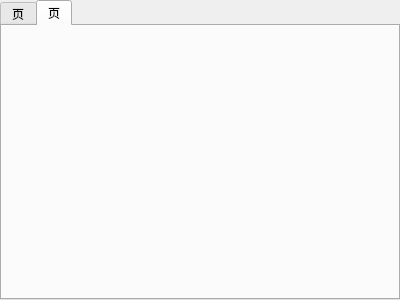
First picture: the form in option/option.ui, repository zsyf452/DictionaryBarrage, before the edit.
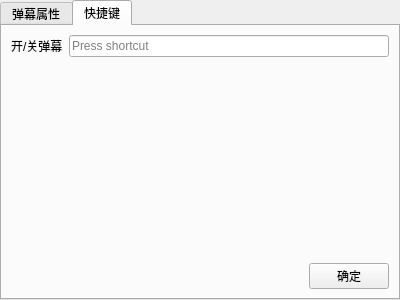
Second picture: the form after the edit. The open tabs and pages were chosen to show the change.

Commit message: 弹幕设置完善，快捷键设置选项更新

```diff
--- a/option/option.ui
+++ b/option/option.ui
@@ -18,7 +18,7 @@
   </property>
   <widget class="QWidget" name="bulletChatOption">
    <attribute name="title">
-    <string>页</string>
+    <string>弹幕属性</string>
    </attribute>
    <layout class="QFormLayout" name="formLayout">
     <item row="1" column="0">
@@ -86,8 +86,57 @@
   </widget>
   <widget class="QWidget" name="tab">
    <attribute name="title">
-    <string>页</string>
+    <string>快捷键</string>
    </attribute>
+   <layout class="QFormLayout" name="formLayout_2">
+    <item row="0" column="0">
+     <widget class="QLabel" name="enableBarrage">
+      <property name="text">
+       <string>开/关弹幕</string>
+      </property>
+     </widget>
+    </item>
+    <item row="0" column="1">
+     <widget class="QKeySequenceEdit" name="enableBarrageKeySquenceEdit"/>
+    </item>
+    <item row="2" column="1">
+     <layout class="QHBoxLayout" name="horizontalLayout_2">
+      <item>
+       <spacer name="horizontalSpacer_2">
+        <property name="orientation">
+         <enum>Qt::Orientation::Horizontal</enum>
+        </property>
+        <property name="sizeHint" stdset="0">
+         <size>
+          <width>40</width>
+          <height>20</height>
+         </size>
+        </property>
+       </spacer>
+      </item>
+      <item>
+       <widget class="QPushButton" name="ShortcutKeysCertainButton">
+        <property name="text">
+         <string>确定</string>
+        </property>
+       </widget>
+      </item>
+     </layout>
+    </item>
+    <item row="1" column="1">
+     <spacer name="verticalSpacer">
+      <property name="orientation">
+       <enum>Qt::Orientation::Vertical</enum>
+      </property>
+      <property name="sizeHint" stdset="0">
+       <size>
+        <width>20</width>
+        <height>40</height>
+       </size>
+      </property>
+     </spacer>
+    </item>
+   </layout>
   </widget>
  </widget>
  <resources/>
```
Left out of the diff: 35 changed lines with no effect on the pictures. The commit also changes 10 other files.
